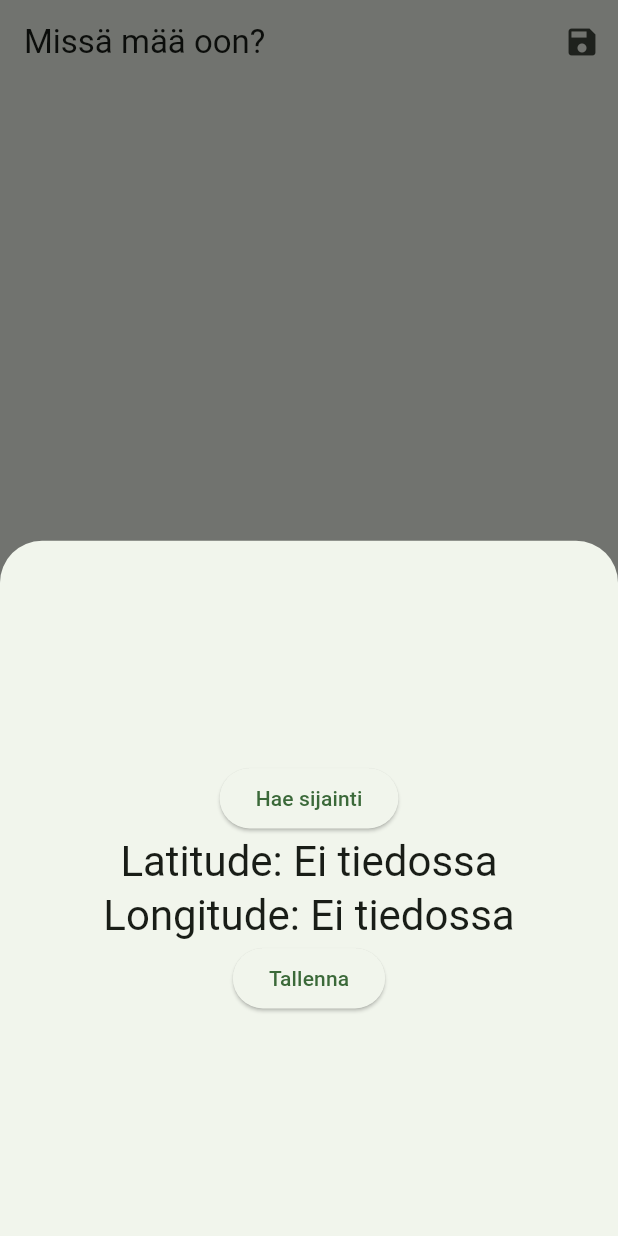
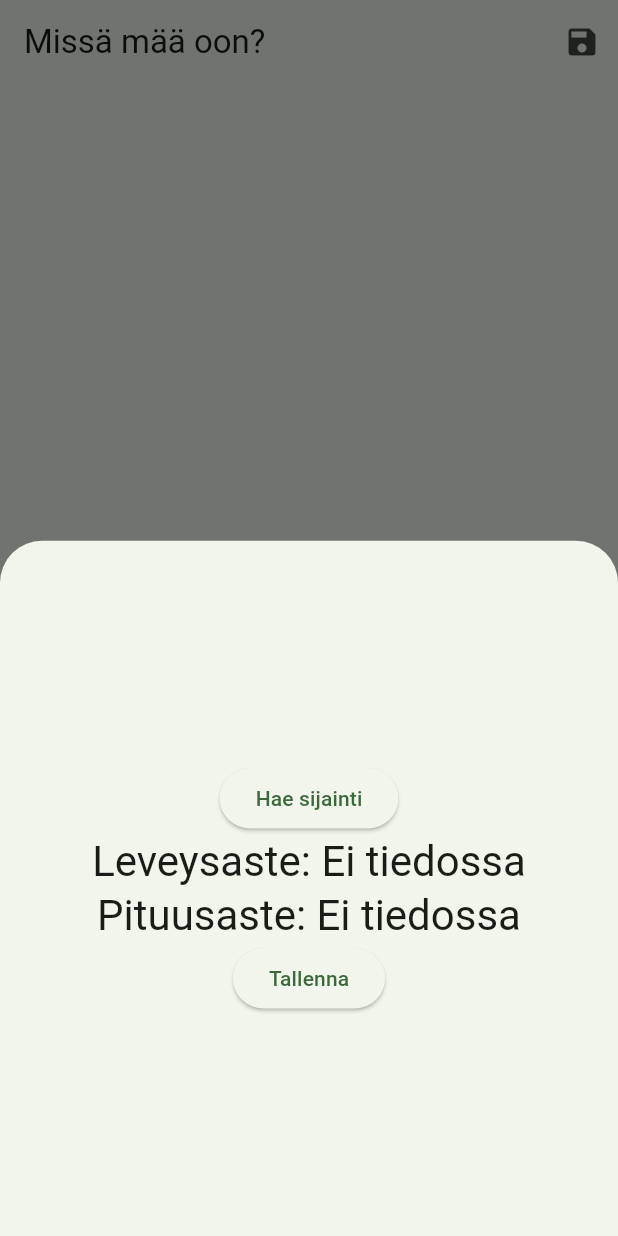
Before and after one commit to areee/missa_maa_oon, a Flutter app: the screen it shows after launch, after a tap on the "add" icon, on a phone screen of 412 x 824 dp. Run offline on Flutter 3.47's test engine with Material 2 defaults, Android fonts, the phone set to English and light mode, and no system bars; our stand-ins replace geolocator, isar; accounts and stored records are empty; generated files the repository leaves out were written again.

Commit message:
Change terms en -> fi

```diff
--- a/lib/add_modal.dart
+++ b/lib/add_modal.dart
@@ -69,11 +69,11 @@ class _AddModalState extends State<AddModal> {
               : Column(
                   children: [
                     Text(
-                      'Latitude: ${_position.latitude ?? 'Ei tiedossa'}',
+                      'Leveysaste: ${_position.latitude ?? 'Ei tiedossa'}',
                       style: Theme.of(context).textTheme.headlineMedium,
                     ),
                     Text(
-                      'Longitude: ${_position.longitude ?? 'Ei tiedossa'}',
+                      'Pituusaste: ${_position.longitude ?? 'Ei tiedossa'}',
                       style: Theme.of(context).textTheme.headlineMedium,
                     ),
                   ],
```
